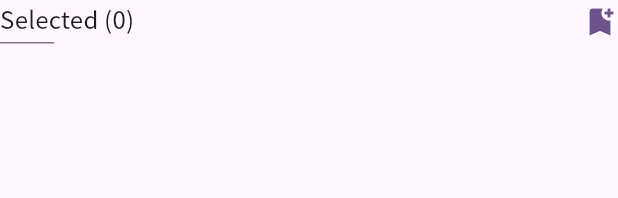
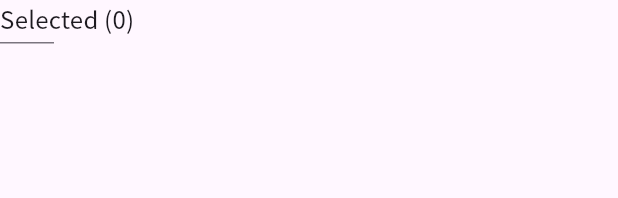
Before and after one commit to mokzas/c2b_chord, a Flutter app: the SelectedChordsArea widget shown alone on an empty page, opened directly, on a phone screen of 412 x 824 dp. Shown: the top 198 px of the screen. Run offline on Flutter 3.47's test engine with Material 3 defaults, Android fonts, the light colour scheme and no system bars; our stand-ins replace device_info_plus, firebase_analytics, firebase_core, flutter_riverpod, freezed_annotation, go_router and 3 more; missing offline and left inert: metronome; accounts and stored records are empty; generated files the repository leaves out were written again.

Commit message:
Feat: 미흡한 UI, 기능 보완 (#19, #16)
chord 선택 화면
- 'preset 저장' 버튼 숨김
- 선택한 chord가 없는 상태에서 'Start' 버튼 누를 시 play screen으로 가지 않고 popup 띄움.

Play 화면
- 작은 화면에서 ScoreArea UI Overflow 발생하지 않도록 조치

```diff
--- a/lib/ui/screens/chord_select/selected_chords_area.dart
+++ b/lib/ui/screens/chord_select/selected_chords_area.dart
@@ -32,10 +32,11 @@ class SelectedChordsArea extends ConsumerWidget {
                 ),
               ],
             ),
-            Icon(
-              Icons.bookmark_add,
-              color: Theme.of(context).colorScheme.primary,
-            ),
+            /* 프리셋 저장 버튼 */
+            // Icon(
+            //   Icons.bookmark_add,
+            //   color: Theme.of(context).colorScheme.primary,
+            // ),
           ],
         ),
         hGap16(),
--- a/lib/ui/screens/play/score_area.dart
+++ b/lib/ui/screens/play/score_area.dart
@@ -25,7 +25,7 @@ class ScoreArea extends ConsumerWidget {
         ),
         alignment: Alignment.center,
         child: Padding(
-          padding: const EdgeInsets.all(16.0),
+          padding: EdgeInsets.symmetric(horizontal: GridMargin.longSide),
           child: (randomChords.isEmpty)
               ? Expanded(child: Center(child: Text('No chords selected.')))
               : (displayChordCount == 8)
```
Also changed, not shown: lib/ui/screens/chord_select/chord_select_screen.dart (+20 -1 lines).
